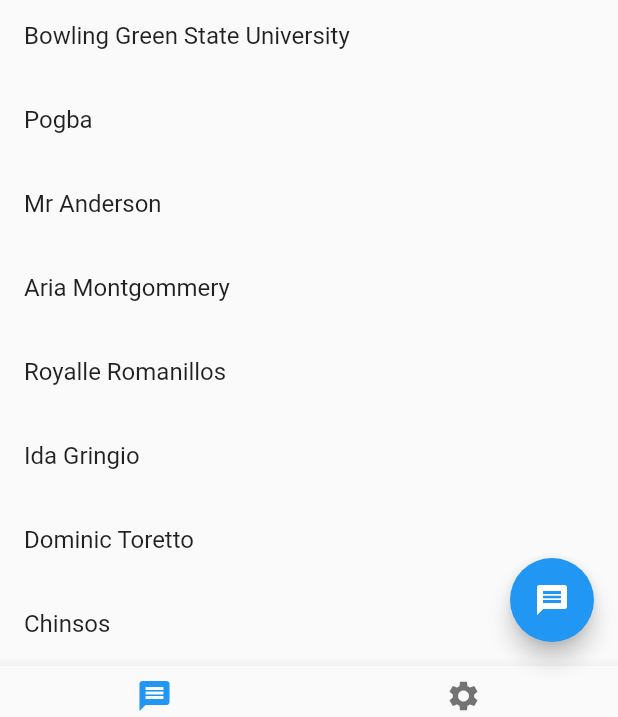
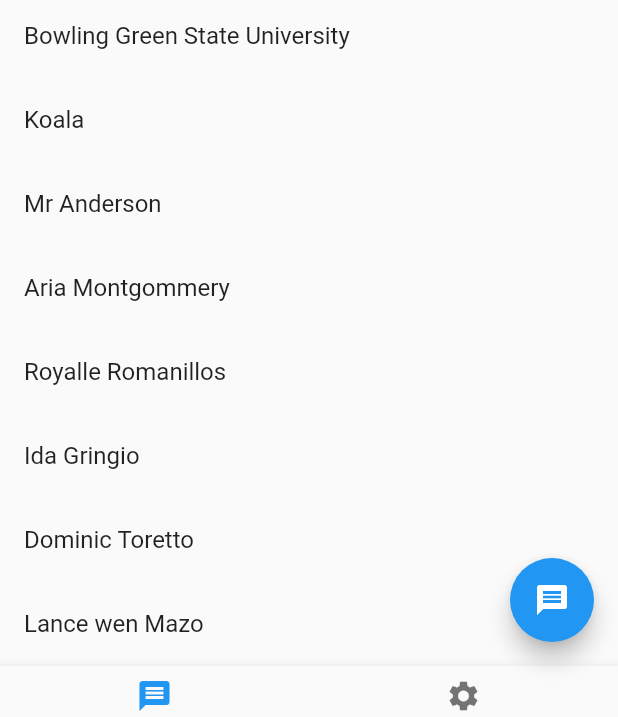
Before and after one commit to chizzy2205/Chat-App-project, a Flutter app: the screen it shows after launch, scrolled down 744 dp, on a phone screen of 412 x 824 dp. Shown: the part 486-1203 px from the top of the screen. Run offline on Flutter 3.47's test engine with Material 2 defaults, Android fonts, the phone set to English and light mode, and no system bars.

Commit message:
A few changes made

```diff
--- a/lib/main.dart
+++ b/lib/main.dart
@@ -90,13 +90,13 @@ class ChatsSection extends StatefulWidget {
     "Bestie",
     'AIU',
     'Bowling Green State University',
-    'Pogba',
+    'Koala',
     "Mr Anderson",
     'Aria Montgommery',
     'Royalle Romanillos',
     "Ida Gringio",
     'Dominic Toretto',
-    'Chinsos'
+    'Lance wen Mazo'
   ];
   ChatsSection({Key? key}) : super(key: key);
 
```
